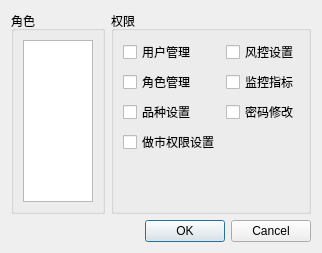
The window that setting_setrole.ui (ChengruiGu/CMF_Marketmaker) describes before a commit, drawn with Qt 5.
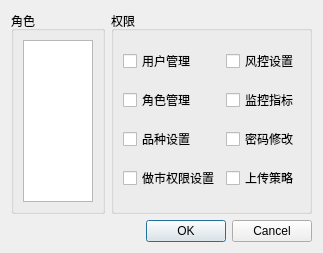
The same window after the commit.

```diff
--- a/setting_setrole.ui
+++ b/setting_setrole.ui
@@ -33,7 +33,7 @@
        <property name="title">
         <string>权限</string>
        </property>
-       <layout class="QFormLayout" name="formLayout">
+       <layout class="QGridLayout" name="gridLayout">
         <item row="0" column="0">
          <widget class="QCheckBox" name="checkBox">
           <property name="text">
@@ -83,6 +83,13 @@
           </property>
          </widget>
         </item>
+        <item row="3" column="1">
+         <widget class="QCheckBox" name="checkBox_8">
+          <property name="text">
+           <string>上传策略</string>
+          </property>
+         </widget>
+        </item>
        </layout>
       </widget>
      </item>
```
Left out of the diff: 6 changed lines with no effect on the pictures.
